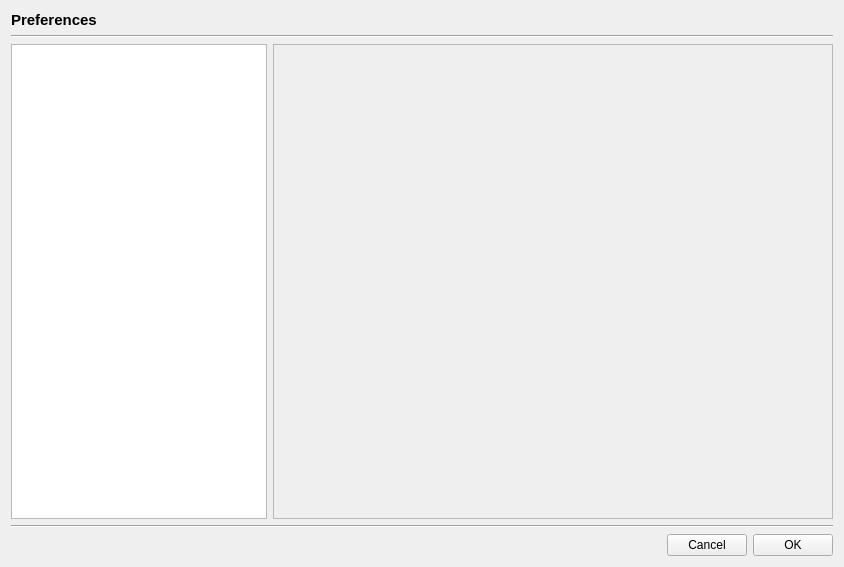
The window that src/GUI/PreferenceDialog/GUI_PreferenceDialog.ui (return42/sayonara) describes before a commit, drawn with Qt 5.
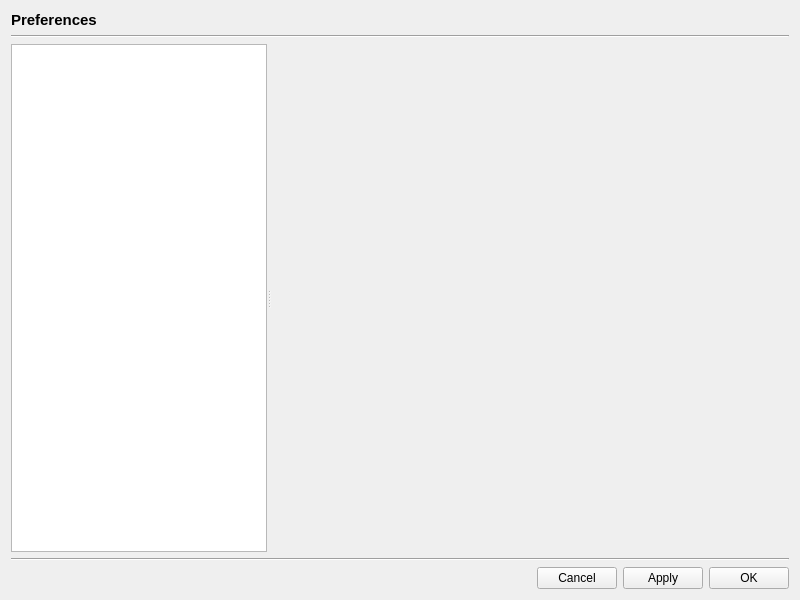
The same window after the commit.

Commit message: Preference dialog update

Patch:
```diff
--- a/src/GUI/PreferenceDialog/GUI_PreferenceDialog.ui
+++ b/src/GUI/PreferenceDialog/GUI_PreferenceDialog.ui
@@ -6,12 +6,18 @@
    <rect>
     <x>0</x>
     <y>0</y>
-    <width>844</width>
-    <height>567</height>
+    <width>800</width>
+    <height>600</height>
    </rect>
   </property>
+  <property name="minimumSize">
+   <size>
+    <width>800</width>
+    <height>600</height>
+   </size>
+  </property>
   <layout class="QGridLayout" name="gridLayout">
-   <item row="1" column="1" colspan="2">
+   <item row="0" column="0">
     <widget class="QLabel" name="lab_title">
      <property name="font">
       <font>
@@ -25,31 +31,67 @@
      </property>
     </widget>
    </item>
-   <item row="2" column="1" colspan="2">
+   <item row="1" column="0">
     <widget class="Line" name="line">
      <property name="orientation">
       <enum>Qt::Horizontal</enum>
      </property>
     </widget>
    </item>
-   <item row="4" column="1" colspan="2">
-    <widget class="Line" name="line_2">
-     <property name="orientation">
-      <enum>Qt::Horizontal</enum>
-     </property>
-    </widget>
-   </item>
-   <item row="3" column="1">
-    <widget class="QListWidget" name="list_preferences">
+   <item row="2" column="0">
+    <widget class="QSplitter" name="splitter">
      <property name="sizePolicy">
-      <sizepolicy hsizetype="Maximum" vsizetype="Expanding">
+      <sizepolicy hsizetype="Expanding" vsizetype="MinimumExpanding">
        <horstretch>0</horstretch>
        <verstretch>0</verstretch>
       </sizepolicy>
      </property>
+     <property name="lineWidth">
+      <number>0</number>
+     </property>
+     <property name="orientation">
+      <enum>Qt::Horizontal</enum>
+     </property>
+     <property name="childrenCollapsible">
+      <bool>false</bool>
+     </property>
+     <widget class="QListWidget" name="list_preferences">
+      <property name="sizePolicy">
+       <sizepolicy hsizetype="Preferred" vsizetype="Expanding">
+        <horstretch>0</horstretch>
+        <verstretch>0</verstretch>
+       </sizepolicy>
+      </property>
+      <property name="alternatingRowColors">
+       <bool>true</bool>
+      </property>
+     </widget>
+     <widget class="QWidget" name="widget_preferences" native="true">
+      <property name="sizePolicy">
+       <sizepolicy hsizetype="MinimumExpanding" vsizetype="Preferred">
+        <horstretch>1</horstretch>
+        <verstretch>0</verstretch>
+       </sizepolicy>
+      </property>
+      <layout class="QGridLayout" name="gridLayout_2">
+       <property name="leftMargin">
+        <number>4</number>
+       </property>
+       <property name="rightMargin">
+        <number>0</number>
+       </property>
+      </layout>
+     </widget>
     </widget>
    </item>
-   <item row="5" column="1" colspan="2">
+   <item row="3" column="0">
+    <widget class="Line" name="line_2">
+     <property name="orientation">
+      <enum>Qt::Horizontal</enum>
+     </property>
+    </widget>
+   </item>
+   <item row="4" column="0">
     <layout class="QHBoxLayout" name="horizontalLayout">
      <item>
       <spacer name="horizontalSpacer">
@@ -71,6 +113,13 @@
        </property>
       </widget>
      </item>
+     <item>
+      <widget class="QPushButton" name="btn_apply">
+       <property name="text">
+        <string>Apply</string>
+       </property>
+      </widget>
+     </item>
      <item>
       <widget class="QPushButton" name="btn_ok">
        <property name="text">
@@ -80,23 +129,6 @@
      </item>
     </layout>
    </item>
-   <item row="3" column="2">
-    <widget class="QScrollArea" name="widget_preferences">
-     <property name="widgetResizable">
-      <bool>true</bool>
-     </property>
-     <widget class="QWidget" name="widget_prefere">
-      <property name="geometry">
-       <rect>
-        <x>0</x>
-        <y>0</y>
-        <width>562</width>
-        <height>472</height>
-       </rect>
-      </property>
-     </widget>
-    </widget>
-   </item>
   </layout>
  </widget>
  <resources/>
```
The commit also changes 103 other files.
